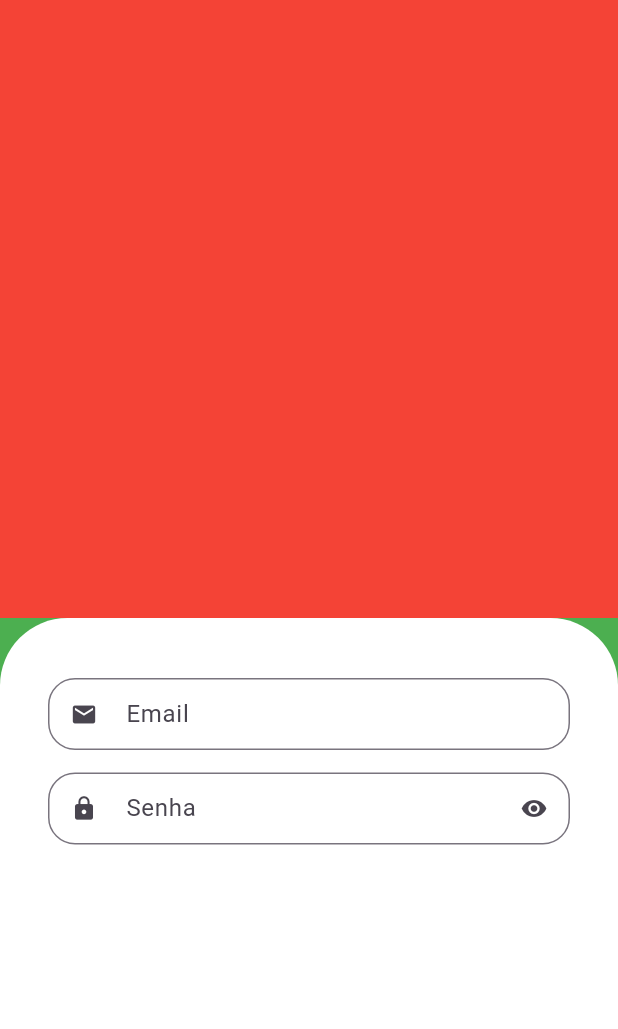
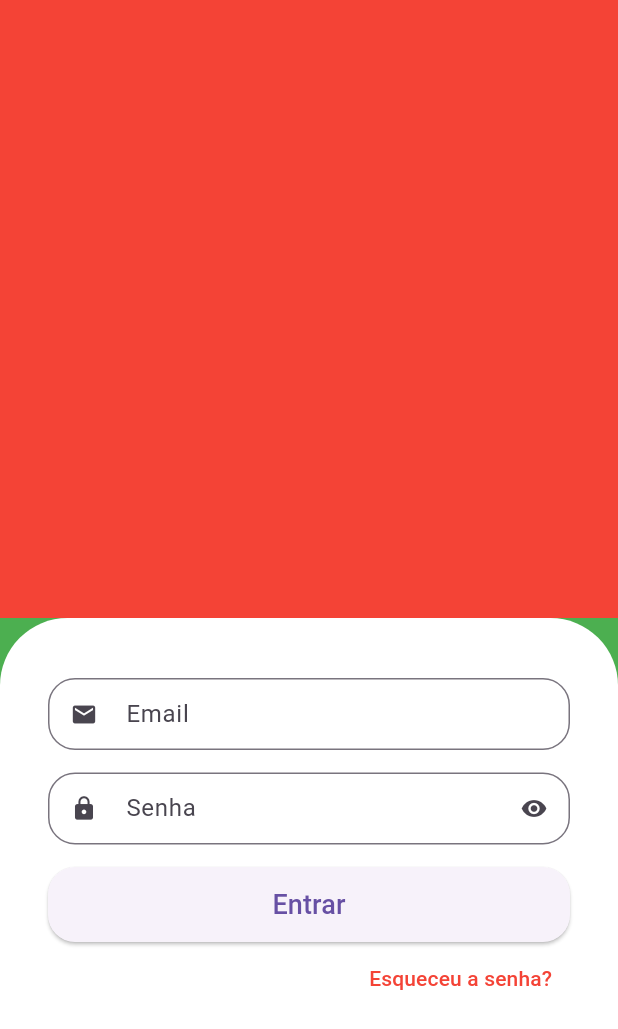
Before and after one commit to danielhia/quitanda_virtual, a Flutter app: the screen it shows after launch, on a phone screen of 412 x 824 dp. Shown: the top 1029 px of the screen. Run offline on Flutter 3.47's test engine with Material 3 defaults, Android fonts, the phone set to English and light mode, and no system bars.

Commit message:
Criando o botão de entrar e esqueci a senha

```diff
--- a/lib/src/auth/sign_in_screen.dart
+++ b/lib/src/auth/sign_in_screen.dart
@@ -28,18 +28,50 @@ class SignInScreen extends StatelessWidget {
                 ),
               ),
               child: Column(
+                crossAxisAlignment: CrossAxisAlignment.stretch,
                 children: [
                   // Email
-                  CustomTextField(
+                  const CustomTextField(
                     icon: Icons.email,
                     label: 'Email',
                   ),
 
                   // Senha
-                  CustomTextField(
+                  const CustomTextField(
                     icon: Icons.lock,
                     label: 'Senha',
                     isSecret: true,
+                  ),
+
+                  SizedBox(
+                    height: 50,
+                    child: ElevatedButton(
+                      style: ElevatedButton.styleFrom(
+                        shape: RoundedRectangleBorder(
+                          borderRadius: BorderRadius.circular(18),
+                        ),
+                      ),
+                      onPressed: () {},
+                      child: const Text(
+                        'Entrar',
+                        style: TextStyle(
+                          fontSize: 18,
+                        ),
+                      )
+                    ),
+                  ),
+
+                  Align(
+                    alignment: Alignment.centerRight,
+                    child: TextButton(
+                      onPressed: () {},
+                      child: const Text(
+                        'Esqueceu a senha?',
+                        style: TextStyle(
+                          color: Colors.red,
+                        ),
+                      ),
+                    ),
                   ),
                 ],
               ),
```
